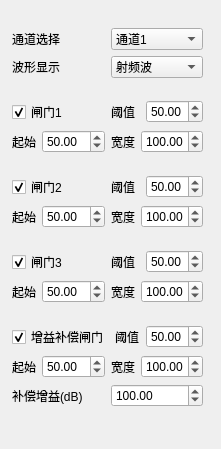
Old version of the form Ui/ParseToolWidget.ui in the repository lishuaiyuan1990/Zynq.
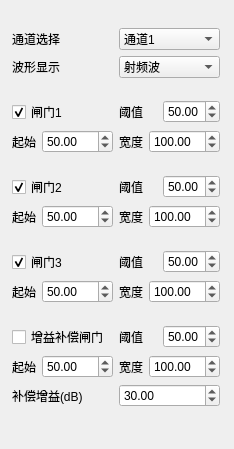
New version of the form.

```diff
--- a/Ui/ParseToolWidget.ui
+++ b/Ui/ParseToolWidget.ui
@@ -6,19 +6,19 @@
    <rect>
     <x>0</x>
     <y>0</y>
-    <width>221</width>
+    <width>234</width>
     <height>449</height>
    </rect>
   </property>
   <property name="windowTitle">
    <string>Form</string>
   </property>
-  <widget class="QWidget" name="">
+  <widget class="QWidget" name="layoutWidget">
    <property name="geometry">
     <rect>
      <x>12</x>
      <y>12</y>
-     <width>191</width>
+     <width>208</width>
      <height>411</height>
     </rect>
    </property>
@@ -414,11 +414,14 @@
        <layout class="QHBoxLayout" name="horizontalLayout_9">
         <item>
          <widget class="QCheckBox" name="m_gate4Checked">
+          <property name="enabled">
+           <bool>true</bool>
+          </property>
           <property name="text">
            <string>增益补偿闸门</string>
           </property>
           <property name="checked">
-           <bool>true</bool>
+           <bool>false</bool>
           </property>
          </widget>
         </item>
@@ -515,7 +518,7 @@
         <item>
          <widget class="QDoubleSpinBox" name="m_gate4Len_2">
           <property name="minimum">
-           <double>1.000000000000000</double>
+           <double>-3000.000000000000000</double>
           </property>
           <property name="maximum">
            <double>3000.000000000000000</double>
@@ -524,7 +527,7 @@
            <double>10.000000000000000</double>
           </property>
           <property name="value">
-           <double>100.000000000000000</double>
+           <double>30.000000000000000</double>
           </property>
          </widget>
         </item>
```
Left out of the diff: 4 changed lines with no effect on the pictures.
